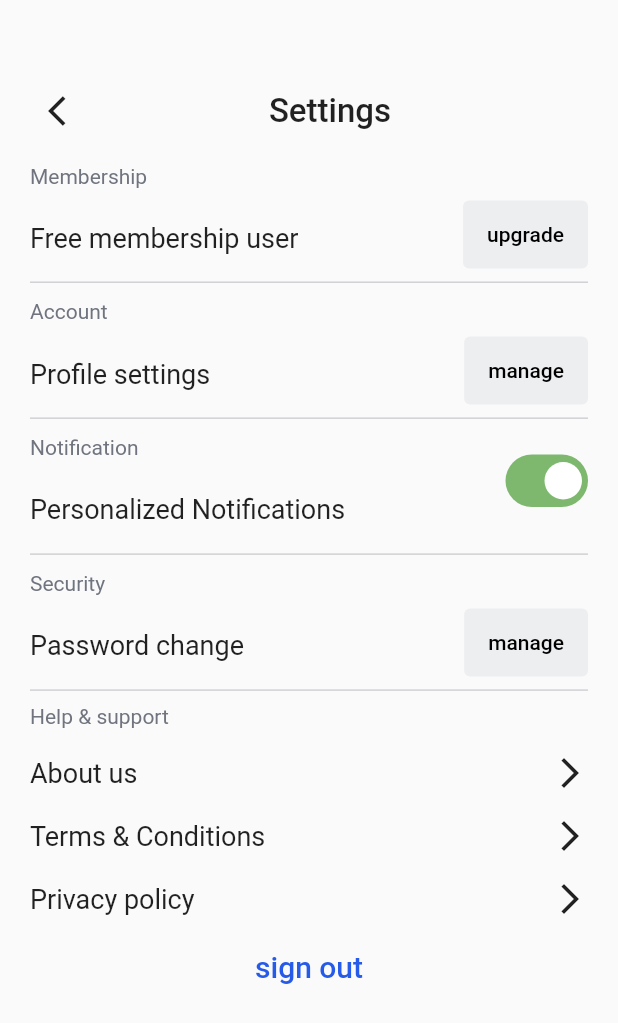
After one commit to Glitch-bug/e_learning, a Flutter app: the Settings screen opened directly, on a phone screen of 412 x 824 dp. The commit adds this screen. Shown: the top 1023 px of the screen. Run offline on Flutter 3.47's test engine with Material 2 defaults, Android fonts, the phone set to English and light mode, and no system bars; drawn by our look-alikes of flutter_switch; our stand-ins replace lite_rolling_switch.

Commit message:
settings

```diff
--- /dev/null
+++ b/lib/student/settings/settings.dart
@@ -0,0 +1,301 @@
+import 'package:flutter/material.dart';
+import 'package:e_learning/home/section.dart';
+import 'package:flutter_switch/flutter_switch.dart';
+
+class Settings extends StatefulWidget{
+  const Settings({super.key});
+
+  @override
+  State<Settings> createState() => _SettingsState();
+}
+
+class _SettingsState extends State<Settings> {
+  bool tog = true;
+  @override
+  Widget build(BuildContext context){
+    Size size = MediaQuery.of(context).size;
+
+    return Scaffold(
+      body: Padding(
+      padding: const EdgeInsets.all(20),
+      child:Column(
+        children: [
+          Padding(
+            padding: const EdgeInsets.only(top:30.0),
+            child: Row(
+              mainAxisAlignment: MainAxisAlignment.spaceBetween,
+              children: [
+                IconButton(icon: const Icon(Icons.arrow_back_ios), onPressed: (){Navigator.pop(context);},),
+                const Text(
+                  "Settings",
+                  style: TextStyle(
+                    fontSize: 22,
+                    fontWeight: FontWeight.w500,
+                  )
+                ),
+                Container(
+                  width: 20,
+                ),
+              ],
+            ),
+          ),
+
+        Stack(
+          children: [Container(
+            height: size.height * 0.11,
+            width: size.width,
+            decoration: const BoxDecoration(
+              border: Border(
+                bottom: BorderSide(color: Color(0xffCFD1D4)),
+              ),
+            ),
+          ),
+          Positioned(
+            top: 0,
+            child: SizedBox(
+              height: size.height * 0.10,
+              width: size.width - 40,
+              child: Row(
+                crossAxisAlignment: CrossAxisAlignment.end,
+                mainAxisAlignment: MainAxisAlignment.spaceBetween,
+                children: [
+                  Column(
+                    mainAxisAlignment: MainAxisAlignment.spaceAround,
+                    crossAxisAlignment: CrossAxisAlignment.start,
+                    children: const [
+                      Text(
+                        "Membership",
+                        style: TextStyle(
+                          color: Color(0xff70747E)
+                        )
+                      ),
+                      Text(
+                        "Free membership user",
+                        style: TextStyle(
+                          fontSize:18,
+                        )
+                      ),
+                    ],
+                  ),
+                  GreyButton(text:"upgrade")
+                  ],
+                ),
+              ),
+            ),
+          ]
+        ),
+        Stack(
+          children: [Container(
+            height: size.height * 0.11,
+            width: size.width,
+            decoration: const BoxDecoration(
+              border: Border(
+                bottom: BorderSide(color: Color(0xffCFD1D4)),
+              ),
+            ),
+          ),
+          Positioned(
+            top: 0,
+            child: SizedBox(
+              height: size.height * 0.10,
+              width: size.width - 40,
+              child: Row(
+                crossAxisAlignment: CrossAxisAlignment.end,
+                mainAxisAlignment: MainAxisAlignment.spaceBetween,
+                children: [
+                  Column(
+                    mainAxisAlignment: MainAxisAlignment.spaceAround,
+                    crossAxisAlignment: CrossAxisAlignment.start,
+                    children: const [
+                      Text(
+                        "Account",
+                        style: TextStyle(
+                          color: Color(0xff70747E)
+                        )
+                      ),
+                      Text(
+                        "Profile settings",
+                        style: TextStyle(
+                          fontSize:18,
+                        )
+                      ),
+                    ],
+                  ),
+                  GreyButton(text:"manage")
+                  ],
+                ),
+              ),
+            ),
+          ],
+        ),
+        Stack(
+          children: [Container(
+            height: size.height * 0.11,
+            width: size.width,
+            decoration: const BoxDecoration(
+              border: Border(
+                bottom: BorderSide(color: Color(0xffCFD1D4)),
+              ),
+            ),
+          ),
+          Positioned(
+            top: 0,
+            child:SizedBox(
+              height: size.height * 0.10,
+              width: size.width - 40,
+              child: Row(
+                crossAxisAlignment: CrossAxisAlignment.end,
+                mainAxisAlignment: MainAxisAlignment.spaceBetween,
+                children: [
+                  Column(
+                    mainAxisAlignment: MainAxisAlignment.spaceAround,
+                    crossAxisAlignment: CrossAxisAlignment.start,
+                    children: const [
+                      Text(
+                        "Notification",
+                        style: TextStyle(
+                          color: Color(0xff70747E)
+                        )
+                      ),
+                      Text(
+                        "Personalized Notifications",
+                        style: TextStyle(
+                          fontSize:18,
+                        )
+                      ),
+                    ],
+                  ),
+                  FlutterSwitch(
+                    width: 55.0,
+                    height: 35.0,
+                    activeColor: const Color(0xff7DB86E),
+                    showOnOff: true,
+                    activeText: "",
+                    inactiveText: "",
+                    onToggle: (val) {
+                    setState(() {
+                      tog = val;
+                    });
+                    },
+                    value: tog,
+                  )
+                ],
+                ),
+            ),
+            ),
+          ],
+        ),
+        Stack(
+          children: [Container(
+            height: size.height * 0.11,
+            width: size.width,
+            decoration: const BoxDecoration(
+              border: Border(
+                bottom: BorderSide(color: Color(0xffCFD1D4)),
+              ),
+            ),
+          ),
+          Positioned(
+            top: 0,
+            child: SizedBox(
+              height: size.height * 0.10,
+              width: size.width - 40,
+              child: Row(
+                crossAxisAlignment: CrossAxisAlignment.end,
+                mainAxisAlignment: MainAxisAlignment.spaceBetween,
+                children: [
+                  Column(
+                    mainAxisAlignment: MainAxisAlignment.spaceAround,
+                    crossAxisAlignment: CrossAxisAlignment.start,
+                    children: const [
+                      Text(
+                        "Security",
+                        style: TextStyle(
+                          color: Color(0xff70747E)
+                        )
+                      ),
+                      Text(
+                        "Password change",
+                        style: TextStyle(
+                          fontSize:18,
+                        )
+                      ),
+                    ],
+                  ),
+                  GreyButton(text:"manage")
+                  ],
+                ),
+              ),
+            ),
+          ],
+        ),
+        SizedBox(
+          height: 160,
+          child: Column(
+            mainAxisAlignment: MainAxisAlignment.spaceAround,
+            crossAxisAlignment: CrossAxisAlignment.start,
+            children: [
+              const Text(
+                "Help & support",
+                style: TextStyle(
+                  color: Color(0xff70747E)
+                )
+              ),
+              Row(
+                mainAxisAlignment: MainAxisAlignment.spaceBetween,
+                children: const [
+                Text(
+                    "About us",
+                    style: TextStyle(
+                      fontSize:18,
+                    )
+                  ),
+
+                Icon(Icons.arrow_forward_ios)
+                ],
+              ),
+              Row(
+                mainAxisAlignment: MainAxisAlignment.spaceBetween,
+                children: const [
+                Text(
+                    "Terms & Conditions",
+                    style: TextStyle(
+                      fontSize:18,
+                    )
+                  ),
+
+                Icon(Icons.arrow_forward_ios)
+                ],
+              ),
+              Row(
+                mainAxisAlignment: MainAxisAlignment.spaceBetween,
+                children: const [
+                Text(
+                    "Privacy policy",
+                    style: TextStyle(
+                      fontSize:18,
+                    )
+                  ),
+
+                Icon(Icons.arrow_forward_ios)
+                ],
+              )
+            ]
+          ),
+        ),
+        TextButton(
+          onPressed: (){},
+          child: const Text(
+            "sign out",
+            style: TextStyle(
+              fontSize: 20,
+              color: Color(0xff265AE8),
+            )
+          )
+        )
+
+      ]),
+    )
+    );
+  }
+}
--- a/lib/student/student.dart
+++ b/lib/student/student.dart
@@ -1,5 +1,6 @@
 import 'package:flutter/material.dart';
 import 'package:e_learning/home/section.dart';
+import 'package:e_learning/student/settings/settings.dart';
 
 class Student extends StatefulWidget{
   int pages = 0;
@@ -41,11 +42,21 @@ class _StudentState extends State<Student>{
                   ),
                 ),
               ),
-              const Positioned.fill(
+              Positioned.fill(
                 right: 20,
                 child: Align(
                   alignment: Alignment.centerRight,
-                  child: Icon(Icons.settings_outlined, color: Colors.white,)
+                  child: IconButton(
+                    onPressed: (){
+                      setState((){
+                        Navigator.push(context, MaterialPageRoute(
+                          builder: (BuildContext context){
+                            return const Settings();
+                          }
+                        ));
+                      });
+                    },
+                    icon: const Icon(Icons.settings_outlined, color: Colors.white,)),
                 )
               )
             ],
@@ -91,9 +102,6 @@ class _StudentState extends State<Student>{
             child: SizedBox(
               width: 282,
               height: 56,
-              // decoration: BoxDecoration(
-              //   border: Border(bottom: ),
-              // ),
               child: Row(
                 mainAxisAlignment: MainAxisAlignment.spaceBetween,
                 children: [
--- a/pubspec.yaml
+++ b/pubspec.yaml
@@ -32,6 +32,7 @@ dependencies:
   flutter:
     sdk: flutter
   lite_rolling_switch: ^1.0.0
+  flutter_switch: ^0.3.2
 
 
   # The following adds the Cupertino Icons font to your application.
```
Also changed, not shown: pubspec.lock.
